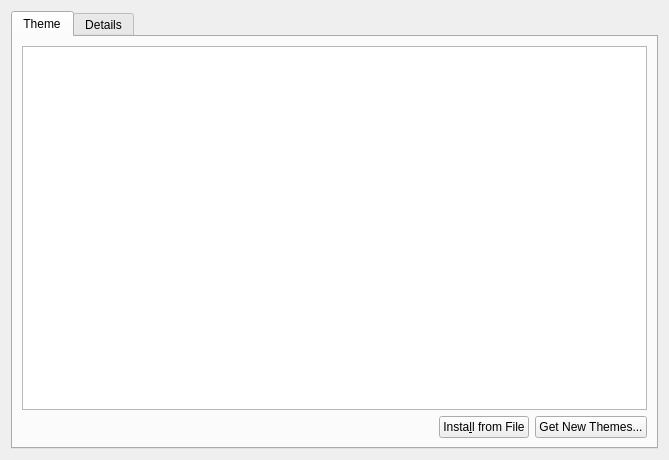
Old version of the form kcms/desktoptheme/DesktopTheme.ui in the repository Sonic-DE/sonic-desktop-interface.
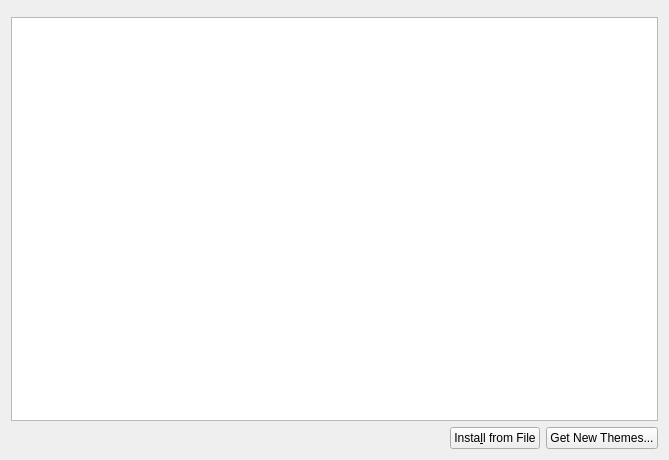
New version of the form. Icons and pictures are not drawn. Custom widgets are drawn as their Qt base class.

Commit message:
Remove Theme Details KCM
This removes the theme editor thing in the Desktop Theme KCM.

Most settings in there are either broken or useless nowadays.

While at it I also replaced the status label with a proper KMessageWidget.

The edit to the form file:
```diff
--- a/kcms/desktoptheme/DesktopTheme.ui
+++ b/kcms/desktoptheme/DesktopTheme.ui
@@ -11,53 +11,12 @@
    </rect>
   </property>
   <layout class="QGridLayout" name="gridLayout_2">
-   <item row="0" column="0">
-    <widget class="QTabWidget" name="tabWidget">
-     <property name="currentIndex">
-      <number>0</number>
-     </property>
-     <widget class="QWidget" name="tab">
-      <attribute name="title">
-       <string>Theme</string>
-      </attribute>
-      <layout class="QGridLayout" name="gridLayout">
-       <item row="1" column="4">
-        <widget class="QPushButton" name="m_fileInstallButton">
-         <property name="text">
-          <string>Insta&amp;ll from File</string>
-         </property>
-         <property name="icon">
-          <iconset theme="document-open"/>
-         </property>
-        </widget>
-       </item>
-       <item row="0" column="1" colspan="5">
+   <item row="1" column="1">
         <widget class="QListView" name="m_theme"/>
        </item>
-       <item row="1" column="5">
-        <widget class="QPushButton" name="m_newThemeButton">
-         <property name="enabled">
-          <bool>true</bool>
-         </property>
-         <property name="text">
-          <string>Get New Themes...</string>
-         </property>
-         <property name="icon">
-          <iconset theme="document-open-remote"/>
-         </property>
-        </widget>
-       </item>
-       <item row="1" column="2">
-        <widget class="QLabel" name="m_statusLabel">
-         <property name="text">
-          <string/>
-         </property>
-         <property name="textInteractionFlags">
-          <set>Qt::LinksAccessibleByMouse|Qt::TextSelectableByMouse</set>
-         </property>
-        </widget>
-       </item>
-       <item row="1" column="3">
+   <item row="2" column="1">
+    <layout class="QHBoxLayout" name="horizontalLayout">
+     <item>
         <spacer name="horizontalSpacer">
          <property name="orientation">
           <enum>Qt::Horizontal</enum>
@@ -70,27 +29,43 @@
          </property>
         </spacer>
        </item>
-      </layout>
-     </widget>
-     <widget class="QWidget" name="tab_2">
-      <attribute name="title">
-       <string>Details</string>
-      </attribute>
-      <layout class="QGridLayout" name="gridLayout_3">
-       <item row="0" column="0">
-        <widget class="DesktopThemeDetails" name="m_detailsWidget" native="true"/>
-       </item>
-      </layout>
-     </widget>
-    </widget>
+     <item>
+      <widget class="QPushButton" name="m_fileInstallButton">
+       <property name="text">
+        <string>Insta&amp;ll from File</string>
+       </property>
+       <property name="icon">
+        <iconset theme="document-open">
+         <normaloff>.</normaloff>.</iconset>
+       </property>
+      </widget>
+     </item>
+     <item>
+      <widget class="QPushButton" name="m_newThemeButton">
+       <property name="enabled">
+        <bool>true</bool>
+       </property>
+       <property name="text">
+        <string>Get New Themes...</string>
+       </property>
+       <property name="icon">
+        <iconset theme="document-open-remote">
+         <normaloff>.</normaloff>.</iconset>
+       </property>
+      </widget>
+     </item>
+    </layout>
+   </item>
+   <item row="0" column="1">
+    <widget class="KMessageWidget" name="m_messageWidget" native="true"/>
    </item>
   </layout>
  </widget>
  <customwidgets>
   <customwidget>
-   <class>DesktopThemeDetails</class>
+   <class>KMessageWidget</class>
    <extends>QWidget</extends>
-   <header>desktopthemedetails.h</header>
+   <header location="global">KMessageWidget</header>
    <container>1</container>
   </customwidget>
  </customwidgets>
```
Lines whose indentation alone changed are shown as unchanged. The commit also changes 9 other files.
